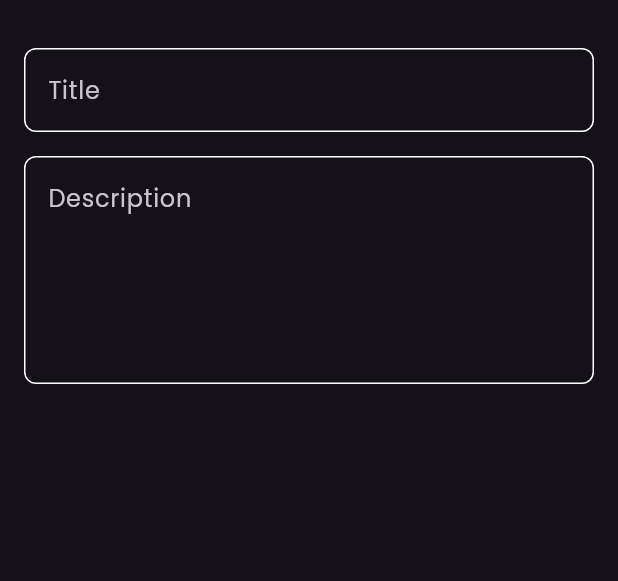
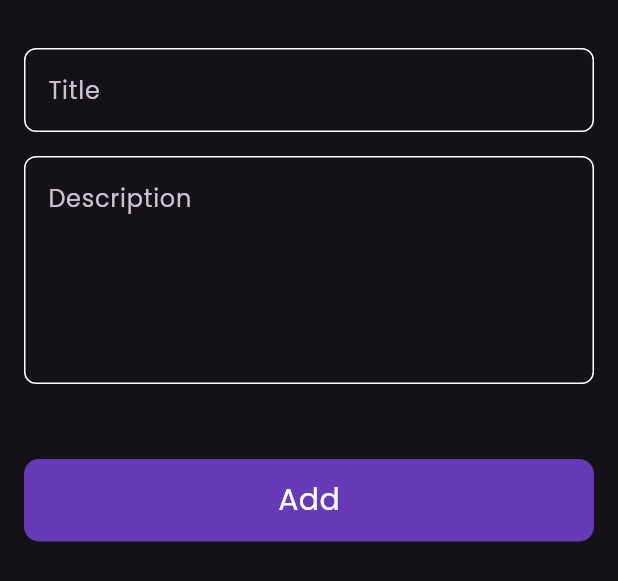
Before and after one commit to midouarif/Note-App, a Flutter app: the AddNoteSheet widget shown alone on an empty page, opened directly, on a phone screen of 412 x 824 dp. Shown: the top 581 px of the screen. Run offline on Flutter 3.47's test engine with Material 3 defaults, Android fonts, the phone set to English and light mode, and no system bars.

Commit message:
Add note button

```diff
--- a/lib/views/widgets/add_note_sheet.dart
+++ b/lib/views/widgets/add_note_sheet.dart
@@ -1,4 +1,6 @@
 import 'package:flutter/material.dart';
+import 'package:flutter/widgets.dart';
+import 'package:note_app/views/widgets/my_button.dart';
 import 'package:note_app/views/widgets/my_text_field.dart';
 
 class AddNoteSheet extends StatelessWidget {
@@ -8,6 +10,7 @@ class AddNoteSheet extends StatelessWidget {
   Widget build(BuildContext context) {
     return const Padding(
       padding: EdgeInsets.symmetric(horizontal: 16),
+      child: SingleChildScrollView(
         child: Column(
           children: [
             SizedBox(height: 32),
@@ -19,7 +22,11 @@ class AddNoteSheet extends StatelessWidget {
               hintText: 'Description',
               maxlines: 5,
             ),
+            SizedBox(height: 50),
+            MyButton(),
+            SizedBox(height: 24),
           ],
+        ),
       ),
     );
   }
--- /dev/null
+++ b/lib/views/widgets/my_button.dart
@@ -0,0 +1,26 @@
+import 'package:flutter/material.dart';
+
+class MyButton extends StatelessWidget {
+  const MyButton({super.key});
+
+  @override
+  Widget build(BuildContext context) {
+    return Container(
+      width: MediaQuery.of(context).size.width,
+      height: 55,
+      decoration: BoxDecoration(
+        color: Colors.deepPurple,
+        borderRadius: BorderRadius.circular(10),
+      ),
+      child: const Center(
+        child: Text(
+          'Add',
+          style: TextStyle(
+            color: Colors.white,
+            fontSize: 20,
+          ),
+        ),
+      ),
+    );
+  }
+}
```
Lines whose indentation alone changed are shown as unchanged.
